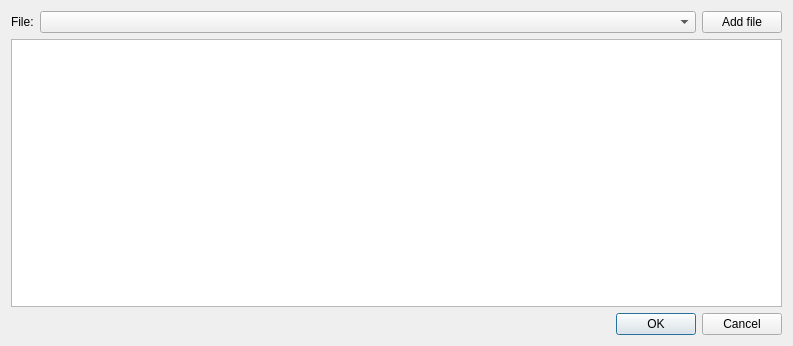
The window that ui_qt/LayersSetDialog.ui (UCLM-PAFyC/pyLibParameters) describes before a commit, drawn with Qt 5.
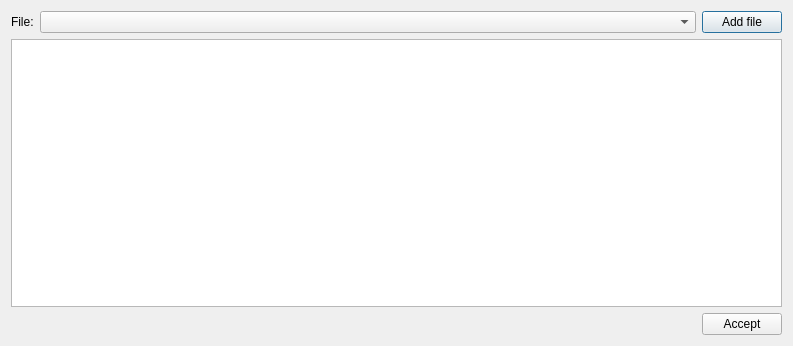
The same window after the commit.

```diff
--- a/ui_qt/LayersSetDialog.ui
+++ b/ui_qt/LayersSetDialog.ui
@@ -61,18 +61,9 @@
       </spacer>
      </item>
      <item>
-      <widget class="QDialogButtonBox" name="dialogButtonBox">
-       <property name="sizePolicy">
-        <sizepolicy hsizetype="Minimum" vsizetype="Fixed">
-         <horstretch>0</horstretch>
-         <verstretch>0</verstretch>
-        </sizepolicy>
-       </property>
-       <property name="orientation">
-        <enum>Qt::Horizontal</enum>
-       </property>
-       <property name="standardButtons">
-        <set>QDialogButtonBox::Cancel|QDialogButtonBox::Ok</set>
+      <widget class="QPushButton" name="acceptPushButton">
+       <property name="text">
+        <string>Accept</string>
        </property>
       </widget>
      </item>
```
Left out of the diff: 35 changed lines with no effect on the pictures.
